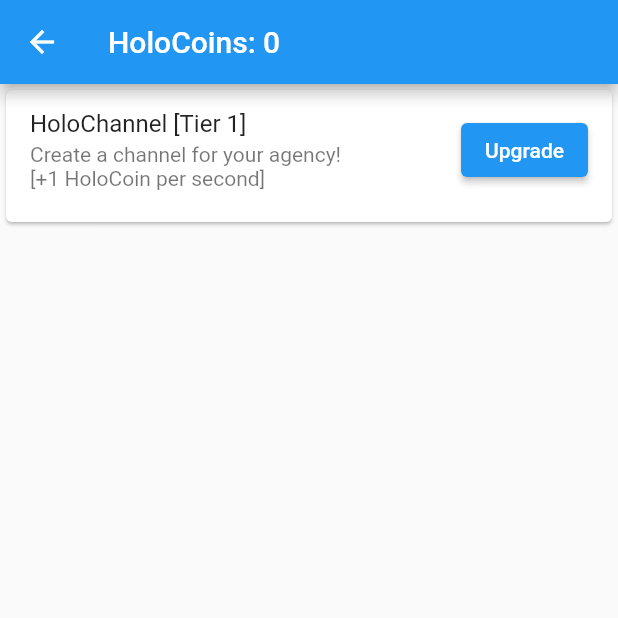
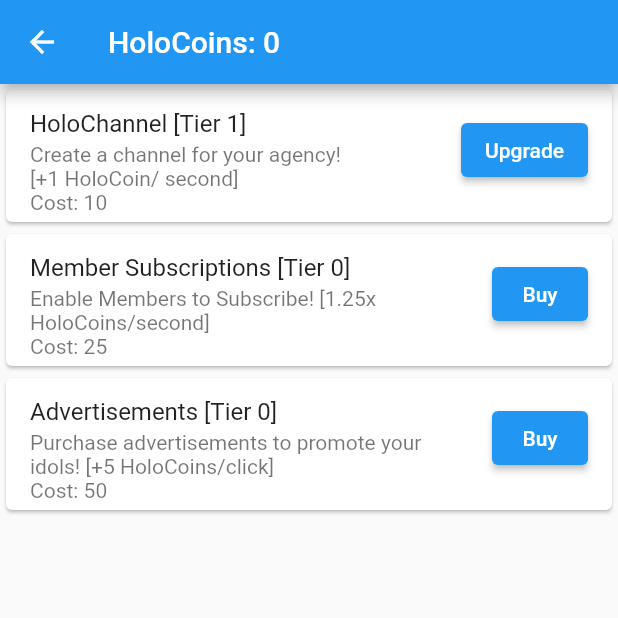
Before and after one commit to GlitchAmbush/mobile_proj, a Flutter app: the ShopPage screen opened directly, after a tap on "Buy", on a phone screen of 412 x 824 dp, the top half of it. Run offline on Flutter 3.47's test engine with Material 2 defaults, Android fonts, the light colour scheme and no system bars; missing offline and left inert: dart_random_choice.

Commit message:
Shop completed.

```diff
--- a/lib/screens/shop_page.dart
+++ b/lib/screens/shop_page.dart
@@ -10,12 +10,45 @@ class ShopPage extends StatefulWidget {
 }
 
 class _ShopPageState extends State<ShopPage> {
-  // final ScrollController _firstController = ScrollController();
+  final ScrollController _firstController = ScrollController();
+  final _upgrades = upgrade.upgradeArray;
 
   void increaseTier(object, tierVal) {
     setState(() {
       object.tier = tierVal + 1;
     });
+  }
+
+  void increaseActive(object) {
+    if ((object.increase).runtimeType == int) {
+      setState(() {
+        object.intIncrease(object.increase);
+      });
+    } else if ((object.increase).runtimeType == double) {
+      setState(() {
+        object.percentIncrease(object.increase);
+      });
+    }
+  }
+
+  void increasePassive(object) {
+    if ((object.increase).runtimeType == int) {
+      setState(() {
+        object.intIncrease(object.increase);
+      });
+    } else if ((object.increase).runtimeType == double) {
+      setState(() {
+        object.percentIncrease(object.increase);
+      });
+    }
+  }
+
+  void checkFuncType(object) {
+    if (object.type == "active") {
+      increaseActive(object);
+    } else {
+      increasePassive(object);
+    }
   }
 
   bool checkMax(tier, max) {
@@ -45,19 +78,31 @@ class _ShopPageState extends State<ShopPage> {
             title: Text(
               'HoloCoins: ${user.holoCoins}',
             )),
-        body: ListView(children: [
-          Card(
-            child: ListTile(
-              title: Text(
-                  "${upgrade.channel.upgradeName} [Tier ${upgrade.channel.upgradeTier}]"),
-              subtitle: Text(upgrade.channel.upgradeDesc),
-              trailing: ElevatedButton(
-                  onPressed: () =>
-                      increaseTier(upgrade.channel, upgrade.channel.tier),
-                  child: Text(setButtonState(upgrade.channel.upgradeTier, 3))),
-              isThreeLine: true,
-            ),
-          )
-        ]));
+        body: ListView.builder(
+          controller: _firstController,
+          itemCount: _upgrades.length,
+          itemBuilder: (BuildContext context, int index) {
+            return Card(
+              child: ListTile(
+                title: Text(
+                    "${_upgrades[index].upgradeName} [Tier ${_upgrades[index].upgradeTier}]"),
+                subtitle: Text(
+                    "${_upgrades[index].upgradeDesc}\nCost: ${_upgrades[index].upgradeCost}"),
+                trailing: ElevatedButton(
+                    onPressed: checkMax(
+                            _upgrades[index].tier, _upgrades[index].maxTier)
+                        ? null
+                        : () {
+                            increaseTier(
+                                _upgrades[index], _upgrades[index].tier);
+                            checkFuncType(_upgrades[index]);
+                          },
+                    child: Text(setButtonState(_upgrades[index].upgradeTier,
+                        _upgrades[index].maxTier))),
+                isThreeLine: true,
+              ),
+            );
+          },
+        ));
   }
 }
--- a/lib/screens/start_page.dart
+++ b/lib/screens/start_page.dart
@@ -34,7 +34,6 @@ class Start extends StatelessWidget {
                               child: ListBody(children: const [
                                 Text('Lemuel Javier'),
                                 Text('Ronal Rodriguez'),
-                                Text('Mitish Mistry'),
                                 Text('Kym Michael Gripal')
                               ]),
                             ),
--- a/lib/util/upgrade_class.dart
+++ b/lib/util/upgrade_class.dart
@@ -6,6 +6,7 @@ class Upgrade {
   String upgradedDesc;
   int cost;
   int tier;
+  int maxTier;
 
   String get upgradeName {
     return name;
@@ -27,11 +28,17 @@ class Upgrade {
     return tier;
   }
 
-  Upgrade(this.name, this.desc, this.upgradedDesc, this.tier, this.cost);
+  int get upgradeMaxTier {
+    return maxTier;
+  }
+
+  Upgrade(this.name, this.desc, this.upgradedDesc, this.tier, this.maxTier,
+      this.cost);
 }
 
 class Passive extends Upgrade {
   num increase;
+  final String type;
 
   // function that increases passive income
   void intIncrease(increase) {
@@ -43,12 +50,14 @@ class Passive extends Upgrade {
     passiveIncome += (increase * passiveIncome).ceil();
   }
 
-  Passive(super.name, super.desc, super.upgradedDesc, super.tier, super.cost,
-      this.increase);
+  Passive(super.name, super.desc, super.upgradedDesc, super.tier, super.maxTier,
+      super.cost, this.increase,
+      {this.type = "passive"});
 }
 
 class Active extends Upgrade {
   num increase;
+  final String type;
 
   // function that increases on-click value
   void intIncrease(increase) {
@@ -60,6 +69,7 @@ class Active extends Upgrade {
     onClickIncome += (increase * passiveIncome).ceil();
   }
 
-  Active(super.name, super.desc, super.upgradedDesc, super.tier, super.cost,
-      this.increase);
+  Active(super.name, super.desc, super.upgradedDesc, super.tier, super.maxTier,
+      super.cost, this.increase,
+      {this.type = "active"});
 }
--- a/lib/util/upgrade_data.dart
+++ b/lib/util/upgrade_data.dart
@@ -1,15 +1,36 @@
 import "./upgrade_class.dart";
+
+// Upgrade Array
+var upgradeArray = [channel, memberSubscription, advertisement];
 
 // Passive Upgrades
 var channel = Passive(
     "HoloChannel", // Name
-    "Create a channel for your agency!\n[+1 HoloCoin per second]", // Inital Description
-    "Upgrade your channel!\n[+1 HoloCoin per second]", // Upgraded Description
+    "Create a channel for your agency!\n[+1 HoloCoin/ second]", // Inital Description
+    "Upgrade your channel!\n[+1 HoloCoin/second]", // Upgraded Description
     0, // Tier
-    50, // Cost
+    5, // Max Tier
+    10, // Cost
     1 // Increase
     );
 
-
+var memberSubscription = Passive(
+    "Member Subscriptions", // Name
+    "Enable Members to Subscribe! [1.25x HoloCoins/second]",
+    "Add new tiers of subscriptions! [1.25x HoloCoins/second]",
+    0, // Tier
+    1, // Max Tier
+    25, // Cost
+    1.25 // Increase
+    );
 
 // Active Upgrades
+var advertisement = Active(
+    "Advertisements", // Name
+    "Purchase advertisements to promote your idols! [+5 HoloCoins/click]",
+    "Increase frequency of ads shown to viewers! [+5 HoloCoins/click]",
+    0, // Tier
+    3, // Max Tier
+    50, // Cost
+    5 // Increase
+    );
```
Also changed, not shown: lib/screens/main_game.dart (+47 -26 lines).
